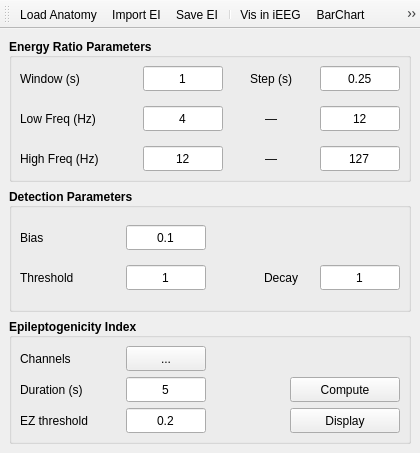
Above: iEEGTool/gui/ui/compute_ei.ui from ZhengLiu97/iEEGTool before the change. Below: the same form after it.
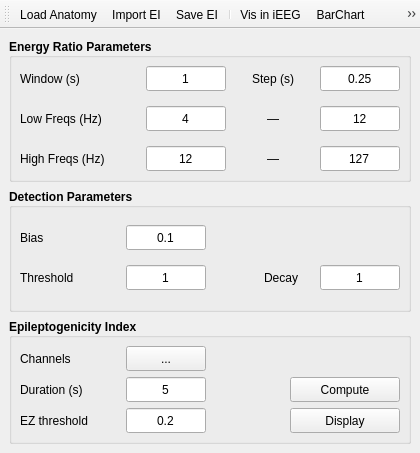
That is the form after the change. Icons and pictures are not drawn.

```diff
--- a/iEEGTool/gui/ui/compute_ei.ui
+++ b/iEEGTool/gui/ui/compute_ei.ui
@@ -117,13 +117,13 @@
           <widget class="QLabel" name="_lfreq_lb">
            <property name="minimumSize">
             <size>
-             <width>100</width>
+             <width>105</width>
              <height>25</height>
             </size>
            </property>
            <property name="maximumSize">
             <size>
-             <width>100</width>
+             <width>200</width>
              <height>25</height>
             </size>
            </property>
@@ -137,7 +137,7 @@
             </font>
            </property>
            <property name="text">
-            <string>Low Freq (Hz)</string>
+            <string>Low Freqs (Hz)</string>
            </property>
           </widget>
          </item>
@@ -145,13 +145,13 @@
           <widget class="QLabel" name="_hfreq_lb">
            <property name="minimumSize">
             <size>
-             <width>100</width>
+             <width>105</width>
              <height>25</height>
             </size>
            </property>
            <property name="maximumSize">
             <size>
-             <width>100</width>
+             <width>200</width>
              <height>25</height>
             </size>
            </property>
@@ -165,7 +165,7 @@
             </font>
            </property>
            <property name="text">
-            <string>High Freq (Hz)</string>
+            <string>High Freqs (Hz)</string>
            </property>
           </widget>
          </item>
```
